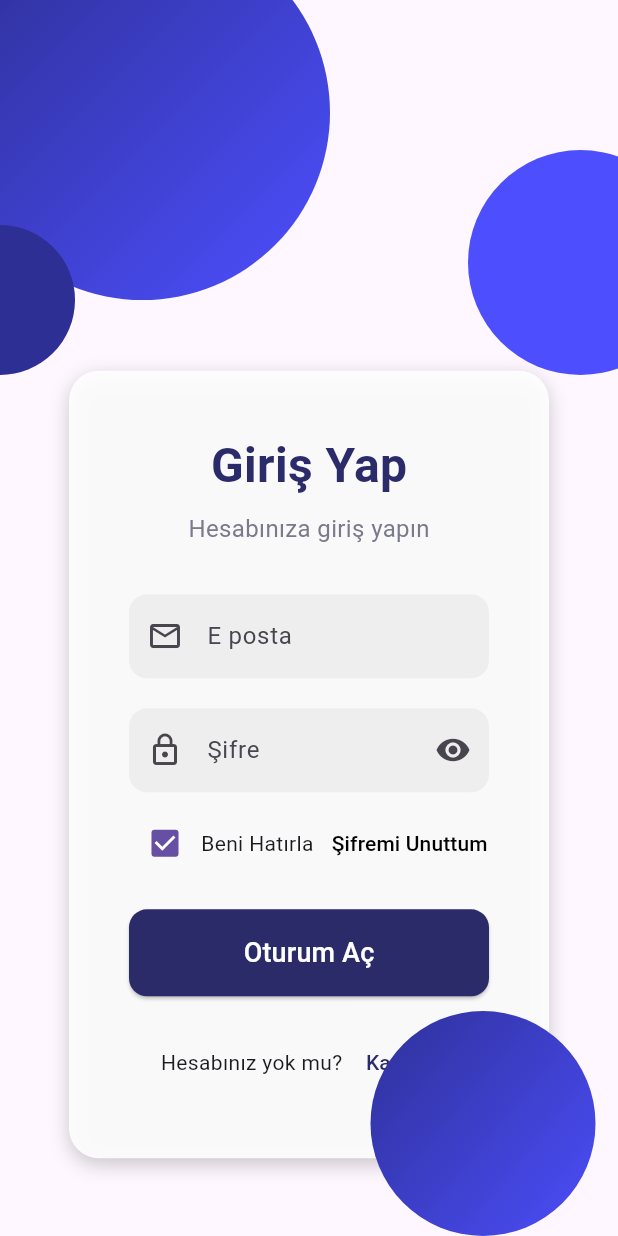
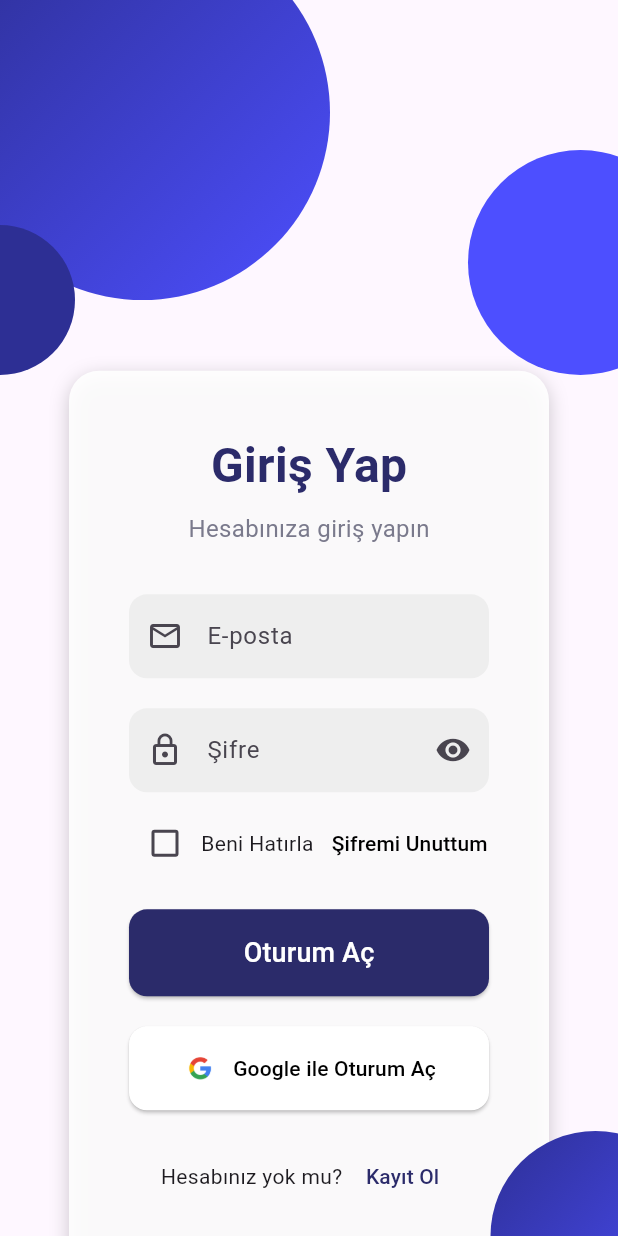
Before and after one commit to rumeysa111/login_register_app, a Flutter app: the screen it shows after launch, after a tap on "Giriş Yap", on a phone screen of 412 x 824 dp. Run offline on Flutter 3.47's test engine with Material 3 defaults, Android fonts, the phone set to English and light mode, and no system bars; our stand-ins replace cloud_firestore, firebase_auth, firebase_core, google_sign_in; accounts and stored records are empty; network calls fail.

Commit message:
ui updated

```diff
--- a/lib/views/login_screen.dart
+++ b/lib/views/login_screen.dart
@@ -16,6 +16,7 @@ class _LoginScreenState extends State<LoginScreen> {
   final GoogleSignIn _googleSignIn = GoogleSignIn();
 
   bool _isPasswordVisible = true;
+  bool _rememberMe = false;
 
   @override
   void dispose() {
@@ -30,15 +31,14 @@ class _LoginScreenState extends State<LoginScreen> {
       if (googleUser == null) {
         return;
       }
-      final GoogleSignInAuthentication googleAuth =
-      await googleUser.authentication;
+      final GoogleSignInAuthentication googleAuth = await googleUser.authentication;
       final credential = GoogleAuthProvider.credential(
         accessToken: googleAuth.accessToken,
         idToken: googleAuth.idToken,
       );
       await FirebaseAuth.instance.signInWithCredential(credential);
       ScaffoldMessenger.of(context).showSnackBar(
-        SnackBar(content: Text('Google ile giriş başarılı')),
+        const SnackBar(content: Text('Google ile giriş başarılı')),
       );
     } catch (e) {
       ScaffoldMessenger.of(context).showSnackBar(
@@ -50,18 +50,23 @@ class _LoginScreenState extends State<LoginScreen> {
   Future<void> _login() async {
     try {
       await FirebaseAuth.instance.signInWithEmailAndPassword(
-          email: _emailController.text, password: _passwordController.text);
-      ScaffoldMessenger.of(context)
-          .showSnackBar(SnackBar(content: Text('Giriş Başarılı')));
+        email: _emailController.text,
+        password: _passwordController.text,
+      );
+      ScaffoldMessenger.of(context).showSnackBar(
+        const SnackBar(content: Text('Giriş Başarılı')),
+      );
     } catch (e) {
-      ScaffoldMessenger.of(context)
-          .showSnackBar(SnackBar(content: Text('Giriş başarısız')));
+      ScaffoldMessenger.of(context).showSnackBar(
+        const SnackBar(content: Text('Giriş başarısız')),
+      );
     }
   }
 
   @override
   Widget build(BuildContext context) {
     return Scaffold(
+      resizeToAvoidBottomInset: false,
       body: Stack(
         children: [
           // Üstteki renkli daireler
@@ -71,8 +76,8 @@ class _LoginScreenState extends State<LoginScreen> {
             child: Container(
               width: 250,
               height: 250,
-              decoration: BoxDecoration(
-                gradient: const LinearGradient(
+              decoration: const BoxDecoration(
+                gradient: LinearGradient(
                   colors: [Color(0xFF2D2F94), Color(0xFF4D4FFF)],
                   begin: Alignment.topLeft,
                   end: Alignment.bottomRight,
@@ -107,7 +112,7 @@ class _LoginScreenState extends State<LoginScreen> {
           ),
           // Ana içerik
           Positioned(
-            top: MediaQuery.of(context).size.height * 0.3, // Ekran yüksekliğinin %30'u
+            top: MediaQuery.of(context).size.height * 0.3,
             left: 20,
             right: 20,
             child: Center(
@@ -116,13 +121,13 @@ class _LoginScreenState extends State<LoginScreen> {
                 padding: const EdgeInsets.all(40.0),
                 margin: const EdgeInsets.symmetric(horizontal: 20.0),
                 decoration: BoxDecoration(
-                  color: Colors.white.withOpacity(0.9), // Hafif gri saydam arka plan
-                  borderRadius: BorderRadius.circular(20.0), // Yuvarlatılmış köşeler
+                  color: Colors.white.withOpacity(0.9),
+                  borderRadius: BorderRadius.circular(20.0),
                   boxShadow: [
                     BoxShadow(
                       color: Colors.black.withOpacity(0.2),
                       blurRadius: 10,
-                      offset: Offset(0, 4),
+                      offset: const Offset(0, 4),
                     ),
                   ],
                 ),
@@ -149,9 +154,9 @@ class _LoginScreenState extends State<LoginScreen> {
                     TextField(
                       controller: _emailController,
                       decoration: InputDecoration(
-                        labelText: 'E posta',
-                        hintText: 'E postanızı girin',
-                        prefixIcon: Icon(Icons.email_outlined),
+                        labelText: 'E-posta',
+                        hintText: 'E-postanızı girin',
+                        prefixIcon: const Icon(Icons.email_outlined),
                         filled: true,
                         fillColor: Colors.grey[200],
                         border: OutlineInputBorder(
@@ -167,7 +172,7 @@ class _LoginScreenState extends State<LoginScreen> {
                       decoration: InputDecoration(
                         labelText: 'Şifre',
                         hintText: 'Şifrenizi girin',
-                        prefixIcon: Icon(Icons.lock_outline),
+                        prefixIcon: const Icon(Icons.lock_outline),
                         filled: true,
                         fillColor: Colors.grey[200],
                         border: OutlineInputBorder(
@@ -176,9 +181,7 @@ class _LoginScreenState extends State<LoginScreen> {
                         ),
                         suffixIcon: IconButton(
                           icon: Icon(
-                            _isPasswordVisible
-                                ? Icons.visibility
-                                : Icons.visibility_off,
+                            _isPasswordVisible ? Icons.visibility : Icons.visibility_off,
                           ),
                           onPressed: () {
                             setState(() {
@@ -195,17 +198,24 @@ class _LoginScreenState extends State<LoginScreen> {
                         Row(
                           children: [
                             Checkbox(
-                              value: true,
-                              onChanged: (value) {},
+                              value: _rememberMe,
+                              onChanged: (value) {
+                                setState(() {
+                                  _rememberMe = value!;
+                                });
+                              },
                             ),
                             const Text("Beni Hatırla"),
                           ],
                         ),
                         TextButton(
                           onPressed: () {
-                            // Şifremi Unuttum sayfasına yönlendirme
+                            // Şifremi Unuttum sayfasına yönlendirme kodu
                           },
-                          child: const Text('Şifremi Unuttum',style: TextStyle(color: Colors.black),),
+                          child: const Text(
+                            'Şifremi Unuttum',
+                            style: TextStyle(color: Colors.black),
+                          ),
                         ),
                       ],
                     ),
@@ -222,8 +232,35 @@ class _LoginScreenState extends State<LoginScreen> {
                       child: const Center(
                         child: Text(
                           'Oturum Aç',
-                          style: TextStyle(fontSize: 18,color: Colors.white),
+                          style: TextStyle(fontSize: 18, color: Colors.white),
                         ),
+                      ),
+                    ),
+                    const SizedBox(height: 20),
+                    // Google ile oturum aç düğmesi
+                    ElevatedButton(
+                      onPressed: _signInWithGoogle,
+                      style: ElevatedButton.styleFrom(
+                        backgroundColor: Colors.white,
+                        padding: const EdgeInsets.symmetric(vertical: 16),
+                        shape: RoundedRectangleBorder(
+                          borderRadius: BorderRadius.circular(12),
+                        ),
+                      ),
+                      child: Row(
+                        mainAxisAlignment: MainAxisAlignment.center,
+                        children: [
+                          Image.asset(
+                            'assets/logo/google_logo.png',
+                            height: 24,
+                            width: 24,
+                          ),
+                          const SizedBox(width: 10),
+                          const Text(
+                            'Google ile Oturum Aç',
+                            style: TextStyle(color: Colors.black),
+                          ),
+                        ],
                       ),
                     ),
                     const SizedBox(height: 20),
@@ -234,9 +271,10 @@ class _LoginScreenState extends State<LoginScreen> {
                         TextButton(
                           onPressed: () {
                             Navigator.push(
-                                context,
-                                MaterialPageRoute(
-                                    builder: (context) => RegisterScreen()));
+                              context,
+                              MaterialPageRoute(
+                                  builder: (context) => const RegisterScreen()),
+                            );
                           },
                           child: const Text(
                             'Kayıt Ol',
@@ -253,13 +291,15 @@ class _LoginScreenState extends State<LoginScreen> {
             ),
           ),
           // Sabit renkli daire
-          Align(
-            alignment: Alignment.bottomRight,
+          // Sabit renkli daire
+          Positioned(
+            bottom: -70,
+            right: -60,
             child: Container(
-              width: 180,
-              height: 150,
-              decoration: BoxDecoration(
-                gradient: const LinearGradient(
+              width: 150,
+              height: 140,
+              decoration: const BoxDecoration(
+                gradient: LinearGradient(
                   colors: [Color(0xFF2D2F94), Color(0xFF4D4FFF)],
                   begin: Alignment.topLeft,
                   end: Alignment.bottomRight,
@@ -268,6 +308,7 @@ class _LoginScreenState extends State<LoginScreen> {
               ),
             ),
           ),
+
         ],
       ),
     );
--- a/lib/views/register_screen.dart
+++ b/lib/views/register_screen.dart
@@ -291,8 +291,8 @@ class _RegisterScreenState extends State<RegisterScreen> {
           ),
           // Alttaki renkli daireler
           Positioned(
-            bottom: 0,
-            right: -50,
+            bottom: -60,
+            right: -60,
             child: Container(
               width: 180,
               height: 140,
--- a/lib/views/welcome_screen.dart
+++ b/lib/views/welcome_screen.dart
@@ -10,65 +10,59 @@ class WelcomeScreen extends StatelessWidget {
     return Scaffold(
       body: Stack(
         children: [
-          // Üstteki renkli daireler
-          Positioned(
-            top: -50,
-            left: -30,
+          // Arka plan gradient ve daireler
+          Positioned.fill(
             child: Container(
-              width: 250,
-              height: 250,
               decoration: BoxDecoration(
-                gradient: const LinearGradient(
+                gradient: LinearGradient(
                   colors: [Color(0xFF2D2F94), Color(0xFF4D4FFF)],
                   begin: Alignment.topLeft,
                   end: Alignment.bottomRight,
                 ),
+              ),
+            ),
+          ),
+          Positioned(
+            top: -40,
+            left: -60,
+            child: Container(
+              width: 300,
+              height: 300,
+              decoration: BoxDecoration(
+                color: Colors.white.withOpacity(0.15),
                 shape: BoxShape.circle,
               ),
             ),
           ),
           Positioned(
-            top: 100,
-            right: -50,
+            bottom: -50,
+            right: -70,
             child: Container(
-              width: 150,
-              height: 150,
-              decoration: const BoxDecoration(
-                color: Color(0xFF4D4FFF), // Açık mavi renk
-                shape: BoxShape.circle,
-              ),
-            ),
-          ),
-          Positioned(
-            top: 150,
-            left: -50,
-            child: Container(
-              width: 100,
-              height: 100,
-              decoration: const BoxDecoration(
-                color: Color(0xFF2D2F94), // Mavi renk
+              width: 250,
+              height: 250,
+              decoration: BoxDecoration(
+                color: Colors.white.withOpacity(0.1),
                 shape: BoxShape.circle,
               ),
             ),
           ),
           // Ana içerik
           Positioned(
-            top: MediaQuery.of(context).size.height * 0.3, // Ekran yüksekliğinin %30'u
+            top: MediaQuery.of(context).size.height * 0.3,
             left: 20,
             right: 20,
             child: Center(
               child: Container(
-                width: 320,
                 padding: const EdgeInsets.all(40.0),
                 margin: const EdgeInsets.symmetric(horizontal: 20.0),
                 decoration: BoxDecoration(
-                  color: Colors.white.withOpacity(0.9), // Hafif gri saydam arka plan
-                  borderRadius: BorderRadius.circular(20.0), // Yuvarlatılmış köşeler
+                  color: Colors.white.withOpacity(0.9),
+                  borderRadius: BorderRadius.circular(20.0),
                   boxShadow: [
                     BoxShadow(
-                      color: Colors.black.withOpacity(0.2),
-                      blurRadius: 10,
-                      offset: Offset(0, 4),
+                      color: Colors.black.withOpacity(0.1),
+                      blurRadius: 15,
+                      offset: Offset(0, 5),
                     ),
                   ],
                 ),
@@ -78,21 +72,23 @@ class WelcomeScreen extends StatelessWidget {
                     const Text(
                       'Hoş Geldiniz',
                       style: TextStyle(
-                        fontSize: 40,
+                        fontSize: 36,
                         fontWeight: FontWeight.bold,
-                        color: Colors.black,
+                        letterSpacing: 1.2,
+                        color: Colors.black87,
                       ),
                     ),
                     const SizedBox(height: 10),
                     const Text(
-                      'Giriş yap veya kayıt ol',
+                      'Uygulamamıza giriş yapın veya yeni bir hesap oluşturun.',
+                      textAlign: TextAlign.center,
                       style: TextStyle(
-                        fontSize: 18,
-                        color: Colors.black,
+                        fontSize: 16,
+                        color: Colors.black54,
                       ),
                     ),
                     const SizedBox(height: 30),
-                    ElevatedButton(
+                    ElevatedButton.icon(
                       style: ElevatedButton.styleFrom(
                         backgroundColor: const Color(0xFF4D4FFF),
                         foregroundColor: Colors.white,
@@ -112,10 +108,11 @@ class WelcomeScreen extends StatelessWidget {
                           ),
                         );
                       },
-                      child: const Text('Giriş Yap'),
+                      icon: const Icon(Icons.login),
+                      label: const Text('Giriş Yap'),
                     ),
                     const SizedBox(height: 10),
-                    ElevatedButton(
+                    ElevatedButton.icon(
                       style: ElevatedButton.styleFrom(
                         backgroundColor: const Color(0xFF2D2F94),
                         foregroundColor: Colors.white,
@@ -135,27 +132,11 @@ class WelcomeScreen extends StatelessWidget {
                           ),
                         );
                       },
-                      child: const Text('Kayıt Ol'),
+                      icon: const Icon(Icons.app_registration),
+                      label: const Text('Kayıt Ol'),
                     ),
                   ],
                 ),
-              ),
-            ),
-          ),
-          // Alttaki renkli daireler
-          Positioned(
-            bottom: -80,
-            right: -50,
-            child: Container(
-              width: 300,
-              height: 300,
-              decoration: BoxDecoration(
-                gradient: const LinearGradient(
-                  colors: [Color(0xFF2D2F94), Color(0xFF4D4FFF)],
-                  begin: Alignment.topLeft,
-                  end: Alignment.bottomRight,
-                ),
-                shape: BoxShape.circle,
               ),
             ),
           ),
```
